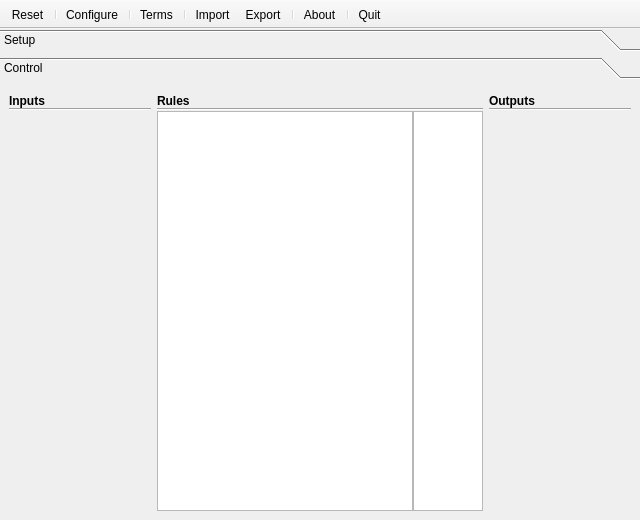
First picture: the form in qtfuzzylite/ui/Window.ui, repository fuzzylite/fuzzylite, before the edit.
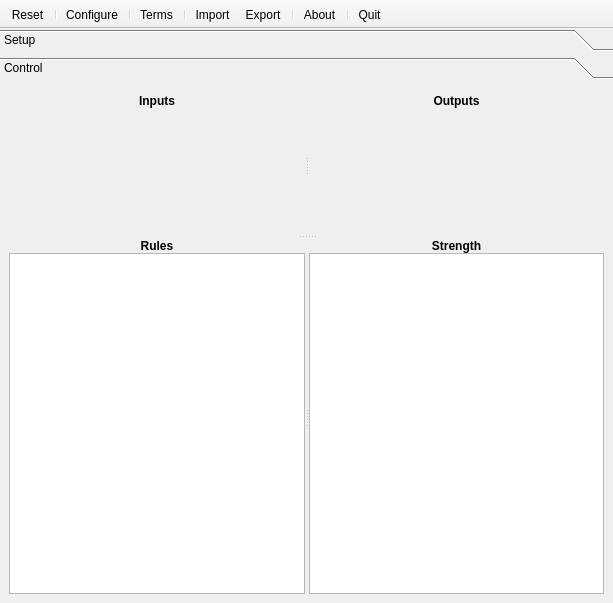
Second picture: the form after the edit. The open tabs and pages were chosen to show the change. Icons and pictures are not drawn.

Patch:
```diff
--- a/qtfuzzylite/ui/Window.ui
+++ b/qtfuzzylite/ui/Window.ui
@@ -6,8 +6,8 @@
    <rect>
     <x>0</x>
     <y>0</y>
-    <width>640</width>
-    <height>520</height>
+    <width>613</width>
+    <height>603</height>
    </rect>
   </property>
   <property name="sizePolicy">
@@ -42,30 +42,35 @@
     </property>
     <item>
      <widget class="QToolBox" name="tab_container">
+      <property name="sizePolicy">
+       <sizepolicy hsizetype="MinimumExpanding" vsizetype="MinimumExpanding">
+        <horstretch>0</horstretch>
+        <verstretch>0</verstretch>
+       </sizepolicy>
+      </property>
       <widget class="QWidget" name="tab_containerPage1">
        <property name="geometry">
         <rect>
          <x>0</x>
          <y>0</y>
-         <width>640</width>
-         <height>418</height>
+         <width>613</width>
+         <height>501</height>
         </rect>
        </property>
        <attribute name="label">
         <string>Setup</string>
        </attribute>
-       <layout class="QVBoxLayout" name="verticalLayout_6">
-        <item>
          <layout class="QVBoxLayout" name="verticalLayout_4">
-          <property name="spacing">
-           <number>3</number>
-          </property>
           <item>
-           <layout class="QHBoxLayout" name="horizontalLayout">
-            <property name="spacing">
-             <number>3</number>
-            </property>
-            <item>
+         <widget class="QSplitter" name="spl_setup_inout_rules">
+          <property name="orientation">
+           <enum>Qt::Vertical</enum>
+          </property>
+          <widget class="QSplitter" name="spl_setup_inout">
+           <property name="orientation">
+            <enum>Qt::Horizontal</enum>
+           </property>
+           <widget class="QWidget" name="">
              <layout class="QVBoxLayout" name="verticalLayout_2">
               <property name="spacing">
                <number>0</number>
@@ -74,9 +79,18 @@
                <layout class="QHBoxLayout" name="horizontalLayout_2">
                 <item>
                  <widget class="QLabel" name="lbl_inputs">
+                 <property name="font">
+                  <font>
+                   <weight>75</weight>
+                   <bold>true</bold>
+                  </font>
+                 </property>
                   <property name="text">
                    <string>Inputs</string>
                   </property>
+                 <property name="alignment">
+                  <set>Qt::AlignLeading|Qt::AlignLeft|Qt::AlignVCenter</set>
+                 </property>
                  </widget>
                 </item>
                 <item>
@@ -143,15 +157,8 @@
                </widget>
               </item>
              </layout>
-            </item>
-            <item>
-             <widget class="Line" name="line">
-              <property name="orientation">
-               <enum>Qt::Vertical</enum>
-              </property>
-             </widget>
-            </item>
-            <item>
+           </widget>
+           <widget class="QWidget" name="">
              <layout class="QVBoxLayout" name="verticalLayout_3">
               <property name="spacing">
                <number>0</number>
@@ -160,9 +167,18 @@
                <layout class="QHBoxLayout" name="horizontalLayout_3">
                 <item>
                  <widget class="QLabel" name="lbl_outputs">
+                 <property name="font">
+                  <font>
+                   <weight>75</weight>
+                   <bold>true</bold>
+                  </font>
+                 </property>
                   <property name="text">
                    <string>Outputs</string>
                   </property>
+                 <property name="alignment">
+                  <set>Qt::AlignLeading|Qt::AlignLeft|Qt::AlignVCenter</set>
+                 </property>
                  </widget>
                 </item>
                 <item>
@@ -229,22 +245,9 @@
                </widget>
               </item>
              </layout>
-            </item>
-           </layout>
-          </item>
-          <item>
-           <widget class="Line" name="line_2">
-            <property name="orientation">
-             <enum>Qt::Horizontal</enum>
-            </property>
            </widget>
-          </item>
-          <item>
-           <layout class="QHBoxLayout" name="horizontalLayout_4">
-            <property name="spacing">
-             <number>0</number>
-            </property>
-            <item>
+          </widget>
+          <widget class="QWidget" name="">
              <layout class="QVBoxLayout" name="verticalLayout_10">
               <property name="spacing">
                <number>0</number>
@@ -268,8 +271,17 @@
                     <verstretch>0</verstretch>
                    </sizepolicy>
                   </property>
+                <property name="font">
+                 <font>
+                  <weight>75</weight>
+                  <bold>true</bold>
+                 </font>
+                </property>
                   <property name="text">
-                   <string>Ruleblock</string>
+                 <string>Rules</string>
+                </property>
+                <property name="alignment">
+                 <set>Qt::AlignLeading|Qt::AlignLeft|Qt::AlignVCenter</set>
                   </property>
                  </widget>
                 </item>
@@ -329,13 +341,8 @@
                </widget>
               </item>
              </layout>
-            </item>
-            <item>
-             <layout class="QVBoxLayout" name="verticalLayout_7"/>
-            </item>
-           </layout>
-          </item>
-         </layout>
+          </widget>
+         </widget>
         </item>
        </layout>
       </widget>
@@ -344,17 +351,24 @@
         <rect>
          <x>0</x>
          <y>0</y>
-         <width>640</width>
-         <height>418</height>
+         <width>613</width>
+         <height>501</height>
         </rect>
        </property>
        <attribute name="label">
         <string>Control</string>
        </attribute>
-       <layout class="QVBoxLayout" name="verticalLayout_5">
+       <layout class="QVBoxLayout" name="verticalLayout_6">
         <item>
-         <layout class="QHBoxLayout" name="horizontalLayout_5">
-          <item>
+         <widget class="QSplitter" name="spl_control_inout_rules">
+          <property name="orientation">
+           <enum>Qt::Vertical</enum>
+          </property>
+          <widget class="QSplitter" name="spl_control_inout">
+           <property name="orientation">
+            <enum>Qt::Horizontal</enum>
+           </property>
+           <widget class="QWidget" name="">
            <layout class="QVBoxLayout" name="verticalLayout_16">
             <property name="spacing">
              <number>0</number>
@@ -373,17 +387,19 @@
               <property name="text">
                <string>Inputs</string>
               </property>
-             </widget>
-            </item>
-            <item>
-             <widget class="Line" name="line_4">
-              <property name="orientation">
-               <enum>Qt::Horizontal</enum>
+               <property name="alignment">
+                <set>Qt::AlignCenter</set>
               </property>
              </widget>
             </item>
             <item>
              <widget class="QFrame" name="grx_test_inputs_outer_container">
+               <property name="sizePolicy">
+                <sizepolicy hsizetype="Expanding" vsizetype="Preferred">
+                 <horstretch>0</horstretch>
+                 <verstretch>0</verstretch>
+                </sizepolicy>
+               </property>
               <layout class="QVBoxLayout" name="verticalLayout_9">
                <property name="spacing">
                 <number>0</number>
@@ -410,8 +426,8 @@
                    <rect>
                     <x>0</x>
                     <y>0</y>
-                    <width>138</width>
-                    <height>376</height>
+                     <width>293</width>
+                     <height>129</height>
                    </rect>
                   </property>
                   <layout class="QVBoxLayout" name="verticalLayout_11">
@@ -430,19 +446,6 @@
                       <property name="margin">
                        <number>0</number>
                       </property>
-                      <item>
-                       <spacer name="verticalSpacer">
-                        <property name="orientation">
-                         <enum>Qt::Vertical</enum>
-                        </property>
-                        <property name="sizeHint" stdset="0">
-                         <size>
-                          <width>20</width>
-                          <height>40</height>
-                         </size>
-                        </property>
-                       </spacer>
-                      </item>
                      </layout>
                     </widget>
                    </item>
@@ -454,112 +457,8 @@
              </widget>
             </item>
            </layout>
-          </item>
-          <item>
-           <layout class="QVBoxLayout" name="verticalLayout_17">
-            <property name="spacing">
-             <number>0</number>
-            </property>
-            <property name="topMargin">
-             <number>0</number>
-            </property>
-            <property name="rightMargin">
-             <number>0</number>
-            </property>
-            <item>
-             <widget class="QLabel" name="label_3">
-              <property name="font">
-               <font>
-                <weight>75</weight>
-                <bold>true</bold>
-               </font>
-              </property>
-              <property name="text">
-               <string>Rules</string>
-              </property>
-             </widget>
-            </item>
-            <item>
-             <widget class="Line" name="line_3">
-              <property name="orientation">
-               <enum>Qt::Horizontal</enum>
-              </property>
-             </widget>
-            </item>
-            <item>
-             <widget class="QFrame" name="grx_test_rules">
-              <layout class="QHBoxLayout" name="horizontalLayout_6">
-               <property name="spacing">
-                <number>0</number>
-               </property>
-               <property name="margin">
-                <number>0</number>
-               </property>
-               <item>
-                <widget class="QListWidget" name="lsw_test_rules">
-                 <property name="selectionMode">
-                  <enum>QAbstractItemView::NoSelection</enum>
-                 </property>
-                 <property name="resizeMode">
-                  <enum>QListView::Adjust</enum>
-                 </property>
-                </widget>
-               </item>
-               <item>
-                <widget class="QListWidget" name="lsw_test_rules_activation">
-                 <property name="sizePolicy">
-                  <sizepolicy hsizetype="Fixed" vsizetype="Expanding">
-                   <horstretch>0</horstretch>
-                   <verstretch>0</verstretch>
-                  </sizepolicy>
-                 </property>
-                 <property name="minimumSize">
-                  <size>
-                   <width>0</width>
-                   <height>0</height>
-                  </size>
-                 </property>
-                 <property name="maximumSize">
-                  <size>
-                   <width>70</width>
-                   <height>16777215</height>
-                  </size>
-                 </property>
-                 <property name="font">
-                  <font>
-                   <pointsize>10</pointsize>
-                  </font>
-                 </property>
-                 <property name="horizontalScrollBarPolicy">
-                  <enum>Qt::ScrollBarAlwaysOff</enum>
-                 </property>
-                 <property name="selectionMode">
-                  <enum>QAbstractItemView::NoSelection</enum>
-                 </property>
-                 <property name="selectionBehavior">
-                  <enum>QAbstractItemView::SelectRows</enum>
-                 </property>
-                 <property name="resizeMode">
-                  <enum>QListView::Adjust</enum>
-                 </property>
-                </widget>
-               </item>
-              </layout>
-             </widget>
-            </item>
-            <item>
-             <layout class="QHBoxLayout" name="horizontalLayout_8">
-              <property name="spacing">
-               <number>3</number>
-              </property>
-              <property name="rightMargin">
-               <number>0</number>
-              </property>
-             </layout>
-            </item>
-           </layout>
-          </item>
-          <item>
+           </widget>
+           <widget class="QWidget" name="">
            <layout class="QVBoxLayout" name="verticalLayout_18">
             <property name="spacing">
              <number>0</number>
@@ -581,17 +480,19 @@
               <property name="text">
                <string>Outputs</string>
               </property>
-             </widget>
-            </item>
-            <item>
-             <widget class="Line" name="line_5">
-              <property name="orientation">
-               <enum>Qt::Horizontal</enum>
+               <property name="alignment">
+                <set>Qt::AlignCenter</set>
               </property>
              </widget>
             </item>
             <item>
              <widget class="QFrame" name="grx_test_outputs_outer_container">
+               <property name="sizePolicy">
+                <sizepolicy hsizetype="Expanding" vsizetype="Preferred">
+                 <horstretch>0</horstretch>
+                 <verstretch>0</verstretch>
+                </sizepolicy>
+               </property>
               <layout class="QVBoxLayout" name="verticalLayout_12">
                <property name="spacing">
                 <number>0</number>
@@ -621,8 +522,8 @@
                    <rect>
                     <x>0</x>
                     <y>0</y>
-                    <width>138</width>
-                    <height>376</height>
+                     <width>292</width>
+                     <height>129</height>
                    </rect>
                   </property>
                   <layout class="QVBoxLayout" name="verticalLayout_13">
@@ -638,32 +539,126 @@
                       <property name="margin">
                        <number>0</number>
                       </property>
-                      <item>
-                       <spacer name="verticalSpacer_2">
+                      </layout>
+                     </widget>
+                    </item>
+                   </layout>
+                  </widget>
+                 </widget>
+                </item>
+               </layout>
+              </widget>
+             </item>
+            </layout>
+           </widget>
+          </widget>
+          <widget class="QSplitter" name="spl_control_rule_strength">
                         <property name="orientation">
-                         <enum>Qt::Vertical</enum>
-                        </property>
-                        <property name="sizeHint" stdset="0">
-                         <size>
-                          <width>20</width>
-                          <height>40</height>
-                         </size>
-                        </property>
-                       </spacer>
-                      </item>
-                     </layout>
+            <enum>Qt::Horizontal</enum>
+           </property>
+           <widget class="QWidget" name="verticalLayoutWidget">
+            <layout class="QVBoxLayout" name="verticalLayout_5">
+             <property name="spacing">
+              <number>0</number>
+             </property>
+             <item>
+              <widget class="QLabel" name="label_3">
+               <property name="sizePolicy">
+                <sizepolicy hsizetype="Minimum" vsizetype="Fixed">
+                 <horstretch>0</horstretch>
+                 <verstretch>0</verstretch>
+                </sizepolicy>
+               </property>
+               <property name="font">
+                <font>
+                 <weight>75</weight>
+                 <bold>true</bold>
+                </font>
+               </property>
+               <property name="text">
+                <string>Rules</string>
+               </property>
+               <property name="alignment">
+                <set>Qt::AlignCenter</set>
+               </property>
+              </widget>
+             </item>
+             <item>
+              <widget class="QListWidget" name="lsw_test_rules">
+               <property name="sizePolicy">
+                <sizepolicy hsizetype="Expanding" vsizetype="Expanding">
+                 <horstretch>0</horstretch>
+                 <verstretch>0</verstretch>
+                </sizepolicy>
+               </property>
+               <property name="selectionMode">
+                <enum>QAbstractItemView::NoSelection</enum>
+               </property>
+               <property name="resizeMode">
+                <enum>QListView::Adjust</enum>
+               </property>
                     </widget>
                    </item>
                   </layout>
                  </widget>
-                </widget>
-               </item>
-              </layout>
+           <widget class="QWidget" name="verticalLayoutWidget_2">
+            <layout class="QVBoxLayout" name="verticalLayout_14">
+             <property name="spacing">
+              <number>0</number>
+             </property>
+             <item>
+              <widget class="QLabel" name="label_5">
+               <property name="sizePolicy">
+                <sizepolicy hsizetype="Minimum" vsizetype="Fixed">
+                 <horstretch>0</horstretch>
+                 <verstretch>0</verstretch>
+                </sizepolicy>
+               </property>
+               <property name="font">
+                <font>
+                 <weight>75</weight>
+                 <bold>true</bold>
+                </font>
+               </property>
+               <property name="text">
+                <string>Strength</string>
+               </property>
+               <property name="alignment">
+                <set>Qt::AlignCenter</set>
+               </property>
+              </widget>
+             </item>
+             <item>
+              <widget class="QListWidget" name="lsw_test_rules_activation">
+               <property name="sizePolicy">
+                <sizepolicy hsizetype="Expanding" vsizetype="Expanding">
+                 <horstretch>0</horstretch>
+                 <verstretch>0</verstretch>
+                </sizepolicy>
+               </property>
+               <property name="font">
+                <font>
+                 <pointsize>10</pointsize>
+                </font>
+               </property>
+               <property name="horizontalScrollBarPolicy">
+                <enum>Qt::ScrollBarAlwaysOff</enum>
+               </property>
+               <property name="selectionMode">
+                <enum>QAbstractItemView::NoSelection</enum>
+               </property>
+               <property name="selectionBehavior">
+                <enum>QAbstractItemView::SelectRows</enum>
+               </property>
+               <property name="resizeMode">
+                <enum>QListView::Adjust</enum>
+               </property>
              </widget>
             </item>
            </layout>
-          </item>
-         </layout>
+           </widget>
+          </widget>
+         </widget>
         </item>
        </layout>
       </widget>
@@ -704,9 +699,6 @@
    <addaction name="actionQuit"/>
   </widget>
   <action name="actionConfigure">
-   <property name="checkable">
-    <bool>true</bool>
-   </property>
    <property name="icon">
     <iconset resource="resources.qrc">
      <normaloff>:/icons/icons/configure.png</normaloff>:/icons/icons/configure.png</iconset>
@@ -737,6 +729,9 @@
    </property>
   </action>
   <action name="actionImport">
+   <property name="checkable">
+    <bool>true</bool>
+   </property>
    <property name="icon">
     <iconset resource="resources.qrc">
      <normaloff>:/icons/icons/bottom.png</normaloff>:/icons/icons/bottom.png</iconset>
@@ -752,6 +747,9 @@
    </property>
   </action>
   <action name="actionExport">
+   <property name="checkable">
+    <bool>true</bool>
+   </property>
    <property name="icon">
     <iconset resource="resources.qrc">
      <normaloff>:/icons/icons/top.png</normaloff>:/icons/icons/top.png</iconset>
```
Lines whose indentation alone changed are shown as unchanged.
